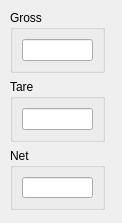
Before: the Qt Designer form main_program/gui_interface_designs/weight_widget_design.ui in yimenhfeifei/josm-invoice, drawn with Qt 5.
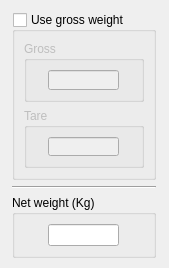
After: the same form once the commit is applied.

Commit message: Finished new weight widget.

```diff
--- a/main_program/gui_interface_designs/weight_widget_design.ui
+++ b/main_program/gui_interface_designs/weight_widget_design.ui
@@ -6,8 +6,8 @@
    <rect>
     <x>0</x>
     <y>0</y>
-    <width>122</width>
-    <height>223</height>
+    <width>169</width>
+    <height>268</height>
    </rect>
   </property>
   <property name="sizePolicy">
@@ -22,26 +22,50 @@
   <widget class="QWidget" name="">
    <property name="geometry">
     <rect>
-     <x>10</x>
-     <y>10</y>
-     <width>95</width>
-     <height>200</height>
+     <x>12</x>
+     <y>12</y>
+     <width>144</width>
+     <height>246</height>
     </rect>
    </property>
-   <layout class="QVBoxLayout" name="verticalLayout_4">
+   <layout class="QVBoxLayout" name="verticalLayout_2">
     <item>
-     <widget class="QGroupBox" name="grossGroupBox">
-      <property name="sizePolicy">
-       <sizepolicy hsizetype="Preferred" vsizetype="Preferred">
-        <horstretch>0</horstretch>
-        <verstretch>0</verstretch>
-       </sizepolicy>
+     <widget class="QGroupBox" name="useGrossBox">
+      <property name="enabled">
+       <bool>true</bool>
       </property>
       <property name="title">
-       <string>Gross</string>
+       <string>Use gross weight</string>
+      </property>
+      <property name="checkable">
+       <bool>true</bool>
+      </property>
+      <property name="checked">
+       <bool>false</bool>
       </property>
       <layout class="QVBoxLayout" name="verticalLayout">
        <item>
+        <widget class="QGroupBox" name="grossBox">
+         <property name="enabled">
+          <bool>false</bool>
+         </property>
+         <property name="sizePolicy">
+          <sizepolicy hsizetype="Preferred" vsizetype="Preferred">
+           <horstretch>0</horstretch>
+           <verstretch>0</verstretch>
+          </sizepolicy>
+         </property>
+         <property name="title">
+          <string>Gross</string>
+         </property>
+         <property name="checkable">
+          <bool>false</bool>
+         </property>
+         <property name="checked">
+          <bool>false</bool>
+         </property>
+         <layout class="QHBoxLayout" name="horizontalLayout_2">
+          <item>
         <widget class="QLineEdit" name="grossEdit">
          <property name="sizePolicy">
           <sizepolicy hsizetype="Preferred" vsizetype="Fixed">
@@ -55,17 +79,29 @@
            <height>25</height>
           </size>
          </property>
+            <property name="alignment">
+             <set>Qt::AlignLeading|Qt::AlignLeft|Qt::AlignVCenter</set>
+            </property>
         </widget>
        </item>
       </layout>
      </widget>
     </item>
     <item>
-     <widget class="QGroupBox" name="tareGroupBox">
+        <widget class="QGroupBox" name="tareBox">
+         <property name="enabled">
+          <bool>false</bool>
+         </property>
       <property name="title">
        <string>Tare</string>
       </property>
-      <layout class="QVBoxLayout" name="verticalLayout_2">
+         <property name="checkable">
+          <bool>false</bool>
+         </property>
+         <property name="checked">
+          <bool>false</bool>
+         </property>
+         <layout class="QHBoxLayout" name="horizontalLayout_3">
        <item>
         <widget class="QLineEdit" name="tareEdit">
          <property name="maximumSize">
@@ -79,12 +115,25 @@
       </layout>
      </widget>
     </item>
+      </layout>
+     </widget>
+    </item>
     <item>
-     <widget class="QGroupBox" name="netGroupBox">
+     <widget class="Line" name="line">
+      <property name="orientation">
+       <enum>Qt::Horizontal</enum>
+      </property>
+     </widget>
+    </item>
+    <item>
+     <widget class="QGroupBox" name="netBox">
+      <property name="styleSheet">
+       <string notr="true"/>
+      </property>
       <property name="title">
-       <string>Net</string>
+       <string>Net weight (Kg)</string>
       </property>
-      <layout class="QVBoxLayout" name="verticalLayout_3">
+      <layout class="QHBoxLayout" name="horizontalLayout">
        <item>
         <widget class="QLineEdit" name="netEdit">
          <property name="maximumSize">
```
Lines whose indentation alone changed are shown as unchanged. The commit also changes 13 other files.
